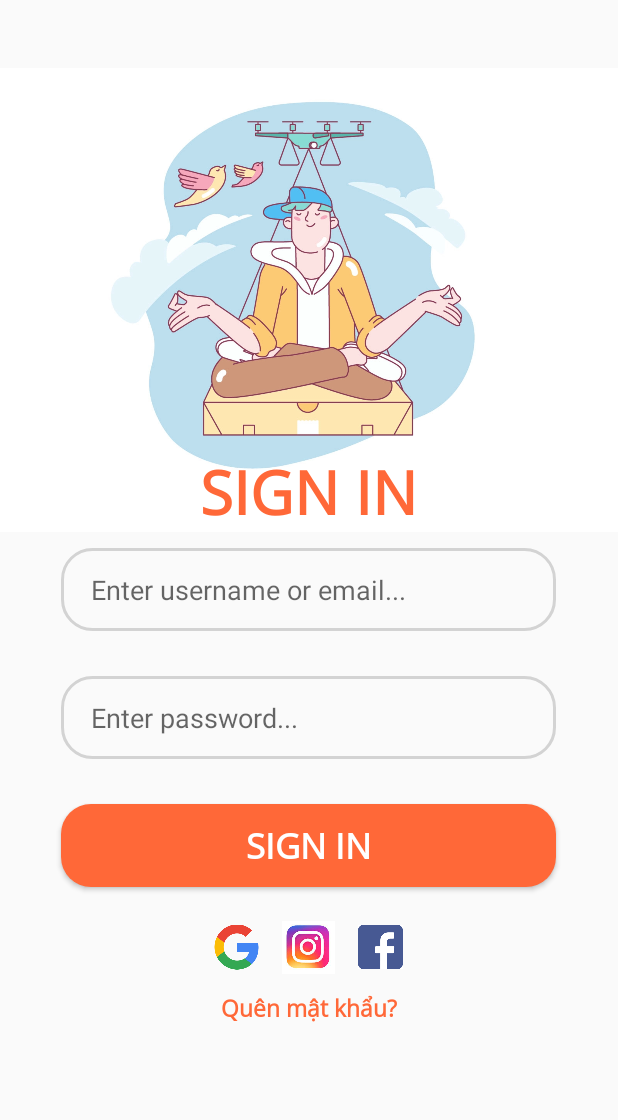
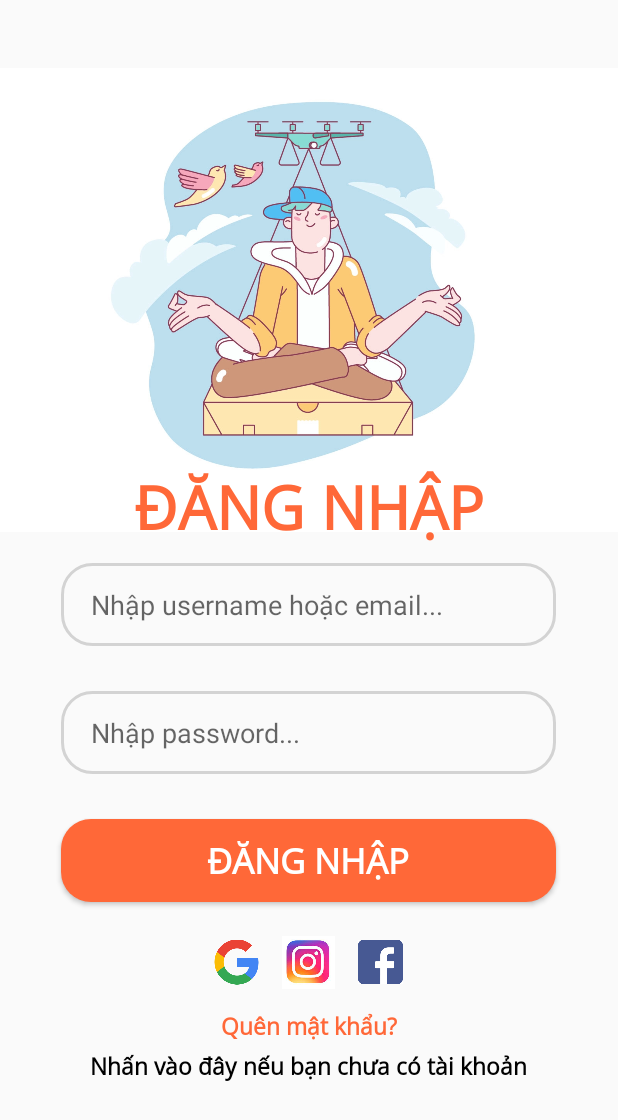
Before and after one commit to duongmien/demo_login_android, an Android app: the Login screen opened directly, with no data from a screen before it, on a phone screen of 412 x 824 dp. Shown: the top 1120 px of the screen. Run offline under Robolectric (Android 15) with nearby library versions, the phone set to English and light mode, and no system bars.

Commit message:
update form Login

```diff
--- a/app/src/main/res/layout/activity_login.xml
+++ b/app/src/main/res/layout/activity_login.xml
@@ -13,34 +13,34 @@
         android:layout_centerHorizontal="true"
         android:layout_marginTop="-400dp"
         android:src="@drawable/login" />
+
     <TextView
         android:id="@+id/textDN"
         android:layout_width="wrap_content"
         android:layout_height="wrap_content"
-        android:text="SIGN IN"
+        android:layout_centerHorizontal="true"
+        android:layout_marginTop="310dp"
+        android:fontFamily="@font/opensans"
+        android:text="ĐĂNG NHẬP"
+        android:textColor="#FF6838"
         android:textSize="40sp"
-        android:textColor="#FF6838"
-        android:fontFamily="@font/opensans"
-        android:layout_centerHorizontal="true"
-        android:textStyle="bold"
-        android:layout_marginTop="300dp"
-        />
+        android:textStyle="bold" />
+
     <EditText
         android:id="@+id/username"
         android:layout_width="wrap_content"
         android:layout_height="wrap_content"
-        android:width="330dp"
-        android:height="60dp"
         android:layout_below="@id/textDN"
         android:layout_centerHorizontal="true"
         android:layout_marginTop="10dp"
+        android:width="330dp"
+        android:height="60dp"
+        android:background="@drawable/edit_text_border"
+        android:hint="Nhập username hoặc email..."
         android:inputType="text"
-        android:background="@drawable/edit_text_border"
+        android:paddingLeft="20dp"
         android:paddingTop="15dp"
-        android:paddingBottom="15dp"
-        android:paddingLeft="20dp"
-        android:hint="Enter username or email..."
-        />
+        android:paddingBottom="15dp" />
 
     <EditText
         android:id="@+id/pass"
@@ -55,7 +55,7 @@
         android:paddingTop="15dp"
         android:paddingBottom="15dp"
         android:paddingLeft="20dp"
-        android:hint="Enter password..."
+        android:hint="Nhập password..."
         android:inputType="textPassword" />
 
     <Button
@@ -69,7 +69,7 @@
         android:height="55dp"
         android:background="@drawable/button_bg"
         android:fontFamily="@font/opensans"
-        android:text="SIGN IN"
+        android:text="ĐĂNG NHẬP"
         android:textColor="@color/white"
         android:textSize="23dp"
         android:textStyle="bold" />
@@ -100,19 +100,31 @@
         android:src="@drawable/fb"
         android:layout_marginTop="20dp"
         android:layout_toRightOf="@+id/img_IG"/>
+
     <TextView
         android:id="@+id/quenmatkhau"
         android:layout_width="wrap_content"
         android:layout_height="wrap_content"
+        android:layout_below="@id/img_IG"
+        android:layout_centerHorizontal="true"
+        android:layout_marginTop="12dp"
+        android:fontFamily="@font/opensans"
         android:text="Quên mật khẩu?"
+        android:textColor="#FF6838"
         android:textSize="15sp"
-        android:textColor="#FF6838"
+        android:textStyle="bold" />
+    <TextView
+        android:id="@+id/text_signup"
+        android:layout_width="wrap_content"
+        android:layout_height="wrap_content"
+        android:layout_below="@id/quenmatkhau"
+        android:layout_centerHorizontal="true"
+        android:layout_marginTop="5dp"
         android:fontFamily="@font/opensans"
-        android:layout_centerHorizontal="true"
-        android:textStyle="bold"
-        android:layout_below="@id/img_IG"
-        android:layout_marginTop="10dp"
-        />
+        android:text="Nhấn vào đây nếu bạn chưa có tài khoản"
+        android:textColor="#000000"
+        android:textSize="15sp"
+        android:textStyle="bold" />
 
 
 </RelativeLayout>
```
